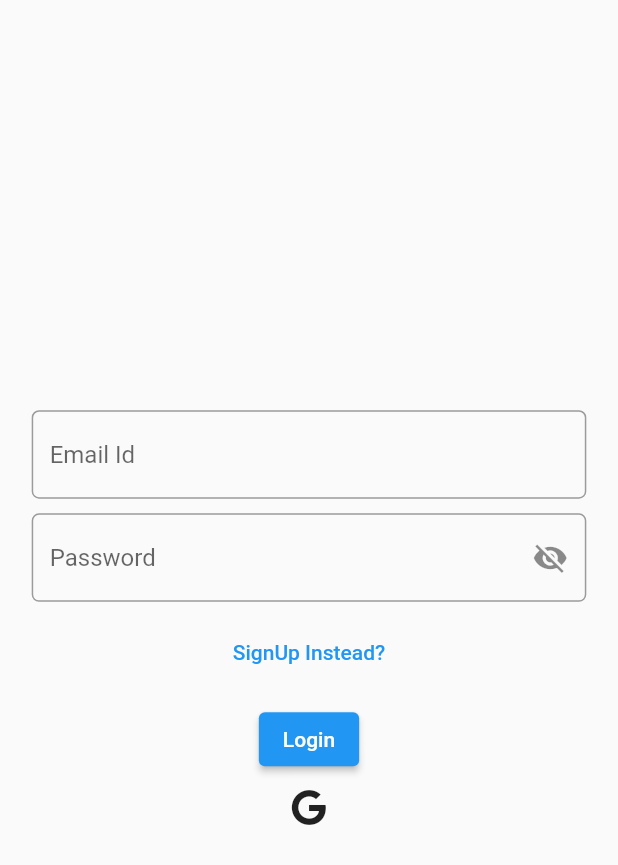
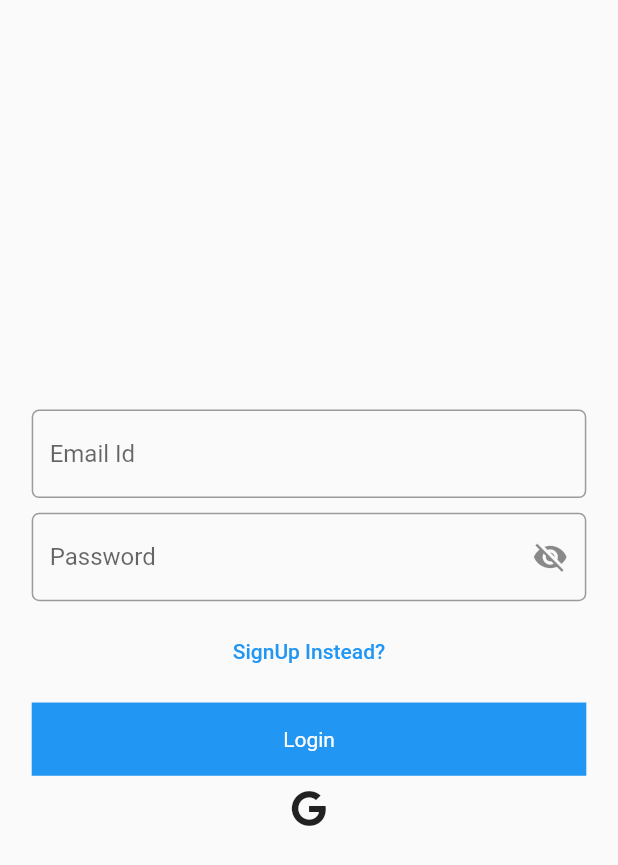
Before and after one commit to sasen98/chat_app_mobile, a Flutter app: the screen it shows after launch, on a phone screen of 412 x 824 dp. Shown: the top 865 px of the screen. Run offline on Flutter 3.47's test engine with Material 2 defaults, Android fonts, the phone set to English and light mode, and no system bars; our stand-ins replace bloc, cached_network_image, cloud_firestore, dartz, equatable, firebase_auth and 7 more; accounts and stored records are empty.

Commit message:
auth set up with custom model

```diff
--- a/lib/auth/auth_bloc/auth_state.dart
+++ b/lib/auth/auth_bloc/auth_state.dart
@@ -11,7 +11,7 @@ class AuthState extends Equatable {
     required this.user,
     this.message,
   });
-  final UserModel? user;
+  final UserModel user;
   final AuthStatus authStatus;
   final DataBaseStatus dataBaseStatus;
   final String? message;
@@ -37,9 +37,9 @@ class AuthState extends Equatable {
 }
 
 class AuthInitial extends AuthState {
-  const AuthInitial()
+  AuthInitial()
       : super(
-          user: null,
+          user: UserModel(email: '', name: '', token: '', uId: ''),
           authStatus: AuthStatus.initial,
           dataBaseStatus: DataBaseStatus.initial,
         );
--- a/lib/auth/model/user_model.dart
+++ b/lib/auth/model/user_model.dart
@@ -8,7 +8,7 @@ class UserModel {
   String? name;
   String? email;
   String? uId;
-  int? token;
+  String? token;
 
   UserModel.fromJson(Map<String, dynamic> json) {
     name = json['name'];
--- a/lib/auth/screen/login_screen.dart
+++ b/lib/auth/screen/login_screen.dart
@@ -1,7 +1,9 @@
 import 'package:chat_app/auth/auth_bloc/auth_bloc.dart';
+import 'package:chat_app/constants/auth_constants.dart';
 import 'package:chat_app/routes/routes.dart';
 import 'package:chat_app/services/locator_service.dart';
 import 'package:chat_app/services/navigation_service.dart';
+import 'package:chat_app/widgets/animated_button.dart';
 import 'package:chat_app/widgets/custom_snackbar_widget.dart';
 import 'package:chat_app/widgets/custom_textfield_widget.dart';
 import 'package:chat_app/widgets/screen_padding_widget.dart';
@@ -36,6 +38,8 @@ class LoginScreen extends StatelessWidget {
                 type: SnackBarType.success,
                 message: 'Logged In Successfully',
                 ctx: context);
+
+            storeValue(key: SharedPrefsKey.authKey, value: state.user.token!);
             locator
                 .get<NavigationService>()
                 .pushNamedAndRemoveUntil(Routes.homeScreenRoute, false);
@@ -73,21 +77,12 @@ class LoginScreen extends StatelessWidget {
                         },
                         child: const Text('SignUp Instead?')),
                     SizedBox(height: 10.h),
-                    state.authStatus == AuthStatus.loading
-                        ? SizedBox(
-                            height: 20.h,
-                            width: 20.w,
-                            child: const CircularProgressIndicator())
-                        : ElevatedButton(
-                            onPressed: () {
-                              _onSubmit(
-                                context: context,
+                    AnimatedButton(
+                        buttonTitle: 'Login',
+                        onTap: () => BlocProvider.of<AuthBloc>(context).add(
+                            AuthLoginEvent(
                                 email: _emailCtrl.text,
-                                password: _passCtrl.text,
-                              );
-                            },
-                            child: const Text('Login'),
-                          ),
+                                password: _passCtrl.text))),
                     SizedBox(
                       height: 10.h,
                     ),
--- a/lib/constants/app_constants.dart
+++ /dev/null
@@ -1,6 +0,0 @@
-import 'package:chat_app/services/locator_service.dart';
-import 'package:chat_app/services/shared_prefs_services.dart';
-
-class AppConstants {
-  static final int? token = locator<SharedPrefsServices>().getInt(key: 'token');
-}
--- /dev/null
+++ b/lib/constants/auth_constants.dart
@@ -0,0 +1,15 @@
+import 'package:chat_app/services/locator_service.dart';
+import 'package:chat_app/services/shared_prefs_services.dart';
+
+class SharedPrefsKey {
+  SharedPrefsKey._();
+  static const String authKey = "auth-key";
+}
+
+void storeValue({required String key, required String value}) {
+  locator<SharedPrefsServices>().setString(key: key, value: value);
+}
+
+String? getValue({required String key}) {
+  return locator<SharedPrefsServices>().getString(key: key);
+}
--- a/lib/main.dart
+++ b/lib/main.dart
@@ -1,5 +1,5 @@
 import 'package:chat_app/auth/auth_bloc/auth_bloc.dart';
-import 'package:chat_app/constants/app_constants.dart';
+import 'package:chat_app/constants/auth_constants.dart';
 import 'package:chat_app/routes/route_generator.dart';
 import 'package:chat_app/routes/routes.dart';
 import 'package:chat_app/services/locator_service.dart';
@@ -14,6 +14,7 @@ Future<void> main() async {
   WidgetsFlutterBinding.ensureInitialized();
   setUpLpcator();
   await Firebase.initializeApp();
+  // SharedPrefsServices().init();
   runApp(const MyApp());
 }
 
@@ -39,7 +40,7 @@ class MyApp extends StatelessWidget {
             primarySwatch: Colors.blue,
           ),
           onGenerateRoute: RouteGenerator.generateRoute,
-          initialRoute: AppConstants.token != null
+          initialRoute: getValue(key: SharedPrefsKey.authKey) != null
               ? Routes.homeScreenRoute
               : Routes.loginScreenRoute,
           navigatorKey: NavigationService.navigatorKey,
--- a/lib/routes/route_generator.dart
+++ b/lib/routes/route_generator.dart
@@ -3,7 +3,6 @@ import 'package:chat_app/auth/screen/signup_screen.dart';
 import 'package:chat_app/chat/screens/chat_contact_list.dart';
 import 'package:chat_app/chat/screens/chat_screen.dart';
 import 'package:chat_app/default_screen/default_screen.dart';
-import 'package:chat_app/demo/demo.dart';
 import 'package:chat_app/home/home_screen.dart';
 import 'package:chat_app/routes/routes.dart';
 import 'package:chat_app/settings/settings_screen.dart';
@@ -26,8 +25,6 @@ class RouteGenerator {
         return MaterialPageRoute(
             builder: (context) => const ChatContactListScreen());
 
-      case Routes.demoScreenRoute:
-        return MaterialPageRoute(builder: (context) => const Demo());
       case Routes.chatScreenRoute:
         return MaterialPageRoute(
             builder: (context) => ChatScreen(
--- a/lib/services/shared_prefs_services.dart
+++ b/lib/services/shared_prefs_services.dart
@@ -4,10 +4,10 @@ import 'package:flutter/foundation.dart';
 import 'package:shared_preferences/shared_preferences.dart';
 
 class SharedPrefsServices {
-  SharedPreferences? sharedPreferences;
   SharedPrefsServices() {
     init();
   }
+  SharedPreferences? sharedPreferences;
 
   ///FUNC [init] : Initialize shared prefs
   Future<void> init() async {
--- /dev/null
+++ b/lib/widgets/animated_button.dart
@@ -0,0 +1,77 @@
+import 'package:chat_app/auth/auth_bloc/auth_bloc.dart';
+import 'package:flutter/material.dart';
+import 'package:flutter_bloc/flutter_bloc.dart';
+import 'package:flutter_screenutil/flutter_screenutil.dart';
+
+class AnimatedButton extends StatefulWidget {
+  const AnimatedButton({super.key, required this.buttonTitle, this.onTap});
+
+  final String buttonTitle;
+  final VoidCallback? onTap;
+
+  @override
+  State<AnimatedButton> createState() => _AnimatedButtonState();
+}
+
+class _AnimatedButtonState extends State<AnimatedButton> {
+  double _width = double.maxFinite;
+  Widget? _btnChild;
+  late Text _btnTitle;
+  final _btnloading = SizedBox(
+    height: 25.h,
+    width: 25.w,
+    child: const CircularProgressIndicator(
+      color: Colors.white,
+    ),
+  );
+
+  double _getWidth(AuthStatus status) {
+    if (status == AuthStatus.loading) {
+      _width = 60.w;
+      return _width;
+    } else {
+      // Future.delayed(const Duration(seconds: 5), () {
+      //   _width = double.maxFinite;
+      // });
+      _width = double.maxFinite;
+      return _width;
+    }
+  }
+
+  Widget _getChild(AuthStatus status) {
+    if (status == AuthStatus.loading) {
+      _btnChild = _btnloading;
+      return _btnChild!;
+    }
+    _btnChild = _btnTitle;
+    return _btnChild!;
+  }
+
+  @override
+  void initState() {
+    _btnTitle = Text(
+      widget.buttonTitle,
+      style: const TextStyle(color: Colors.white),
+    );
+    _btnChild = _btnTitle;
+    super.initState();
+  }
+
+  @override
+  Widget build(BuildContext context) {
+    return BlocBuilder<AuthBloc, AuthState>(
+      builder: (context, state) {
+        return InkWell(
+            onTap: widget.onTap,
+            child: AnimatedContainer(
+              color: Colors.blue,
+              alignment: Alignment.center,
+              duration: const Duration(seconds: 2),
+              height: 50.h,
+              width: _getWidth(state.authStatus),
+              child: _getChild(state.authStatus),
+            ));
+      },
+    );
+  }
+}
--- a/lib/widgets/custom_appbar_widget.dart
+++ b/lib/widgets/custom_appbar_widget.dart
@@ -2,6 +2,7 @@ import 'package:chat_app/auth/repo/auth_repo.dart';
 import 'package:chat_app/routes/routes.dart';
 import 'package:chat_app/services/locator_service.dart';
 import 'package:chat_app/services/navigation_service.dart';
+import 'package:chat_app/services/shared_prefs_services.dart';
 import 'package:flutter/material.dart';
 import 'package:flutter_screenutil/flutter_screenutil.dart';
 
@@ -28,6 +29,7 @@ class CustomAppbarWidget extends StatelessWidget with PreferredSizeWidget {
             ? IconButton(
                 onPressed: () {
                   AuthRepo().signOut();
+                  locator<SharedPrefsServices>().clearSharedPrefsData();
                   locator<NavigationService>()
                       .pushNamedAndRemoveUntil(Routes.loginScreenRoute, false);
                 },
```
Also changed, not shown: lib/auth/auth_bloc/auth_bloc.dart (+86 -28 lines), lib/auth/repo/auth_repo.dart (+25 -12 lines), lib/auth/screen/signup_screen.dart (+5 -3 lines), lib/demo/demo.dart (deleted, +0 -47 lines).
